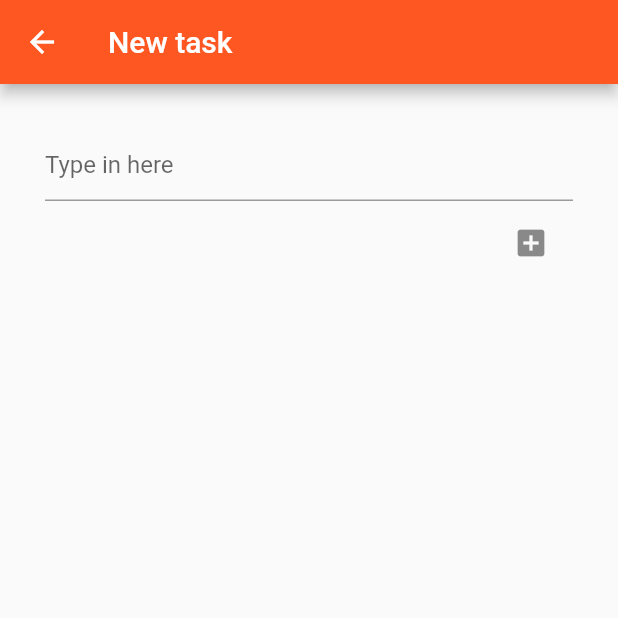
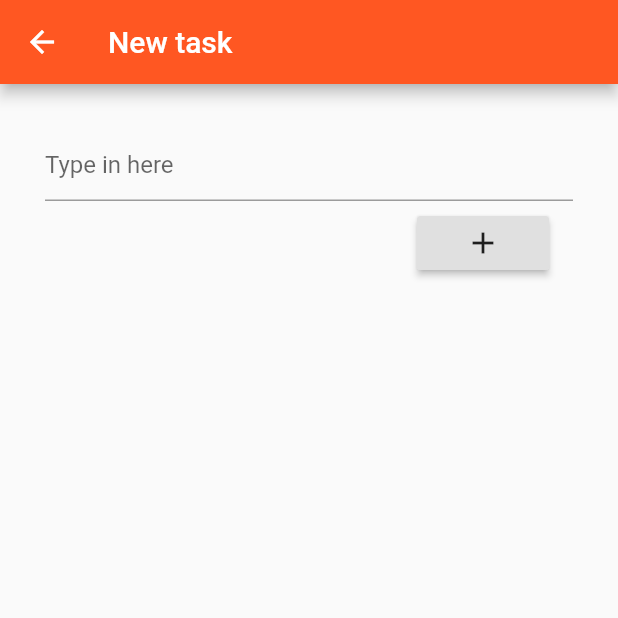
Before and after one commit to gu-tig169/gusfilax, a Flutter app: the MyTextInput screen opened directly, on a phone screen of 412 x 824 dp, the top half of it. Run offline on Flutter 3.47's test engine with Material 2 defaults, Android fonts, the phone set to English and light mode, and no system bars.

Commit message:
Kan skika information mellan olika skärmar

```diff
--- a/lib/main.dart
+++ b/lib/main.dart
@@ -16,13 +16,17 @@ void main() {
 }
 
 class MyApp extends StatefulWidget {
+  final String value;
+
+  MyApp({Key key, this.value}) : super(key: key);
+
   @override
   MyAppState createState() => new MyAppState();
 }
 
 class MyAppState extends State<MyApp> {
   Map<String, bool> values = {
-    'Köpa sylt': false,
+    "Ringa polisen": false,
     'Ringa tandläkare': false,
     'Tvätta kläder': false,
   };
@@ -49,6 +53,9 @@ class MyAppState extends State<MyApp> {
         backgroundColor: Colors.deepOrange,
         title: Text("ToDo"),
       ),
+
+      // body: new Text("${widget.value}"),
+
       body: ListView(
         children: values.keys.map((String key) {
           return CheckboxListTile(
@@ -62,6 +69,7 @@ class MyAppState extends State<MyApp> {
           );
         }).toList(),
       ),
+
       //   children: [
       //     CheckboxListTile(
       //       title: Text(tasks),
@@ -82,7 +90,7 @@ class MyAppState extends State<MyApp> {
       //       title: Text(task.title),
       //       trailing: Icon(Icons.check_box_outline_blank),
       //     );
-      //   },
+      // },
       // ),
       floatingActionButton: FloatingActionButton(
         onPressed: () {
@@ -115,7 +123,7 @@ class MyTextInput extends StatefulWidget {
 }
 
 class MyTextInputState extends State<MyTextInput> {
-  final TextEditingController controller = TextEditingController();
+  var _controller = TextEditingController();
 
   String result = "";
 
@@ -145,24 +153,37 @@ class MyTextInputState extends State<MyTextInput> {
                     setState(() {
                       result = str;
                     });
-                    controller.text = "";
+                    _controller.text = "";
                   },
-                  controller: controller),
+                  controller: _controller),
+
               ListTile(
                 title: Text(
                   result,
                 ),
-                trailing: Icon(
-                  _isChecked ? Icons.add : Icons.add_box,
-                  color: _isChecked ? Colors.red : null,
+                trailing: RaisedButton(
+                    child: Icon(
+                      Icons.add,
                     ),
+                    onPressed: () {
+                      var route = new MaterialPageRoute(
+                        builder: (BuildContext context) => MyApp(value: result),
+                      );
+                      Navigator.of(context).push(route);
+                    }),
+              ),
+
+              // railing: Icon(
+              //   _isChecked ? Icons.add : Icons.add_box,
+              //   color: _isChecked ? Colors.red : null,
+              // ),
 
               // onTap: () {
               //   setState(() {
               //     _isChecked = value;
               //   });
               // }
-              )
+
               // Row(R
               //   children: [
               // Text(
```
Lines whose indentation alone changed are shown as unchanged.
